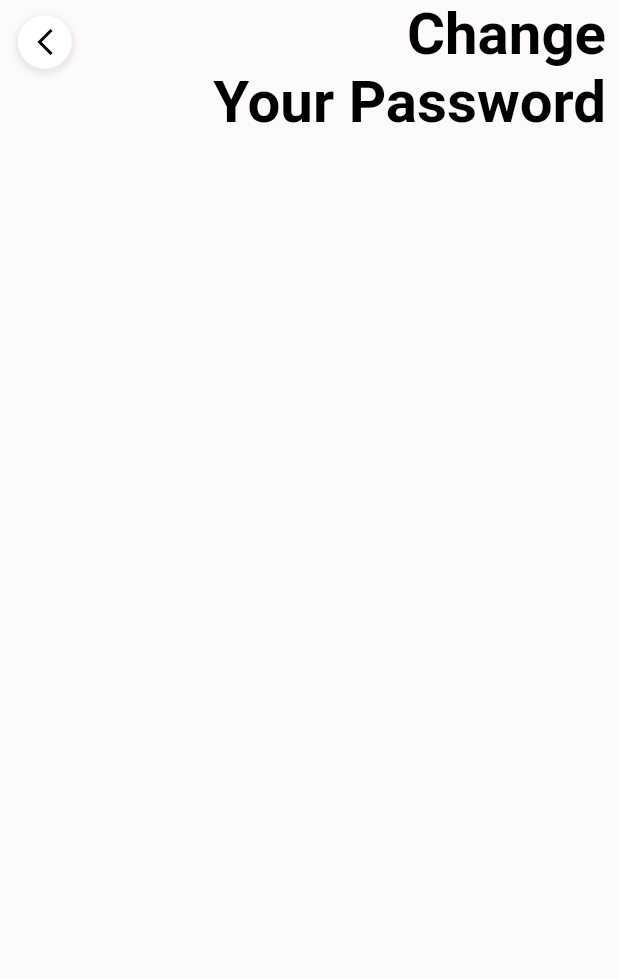
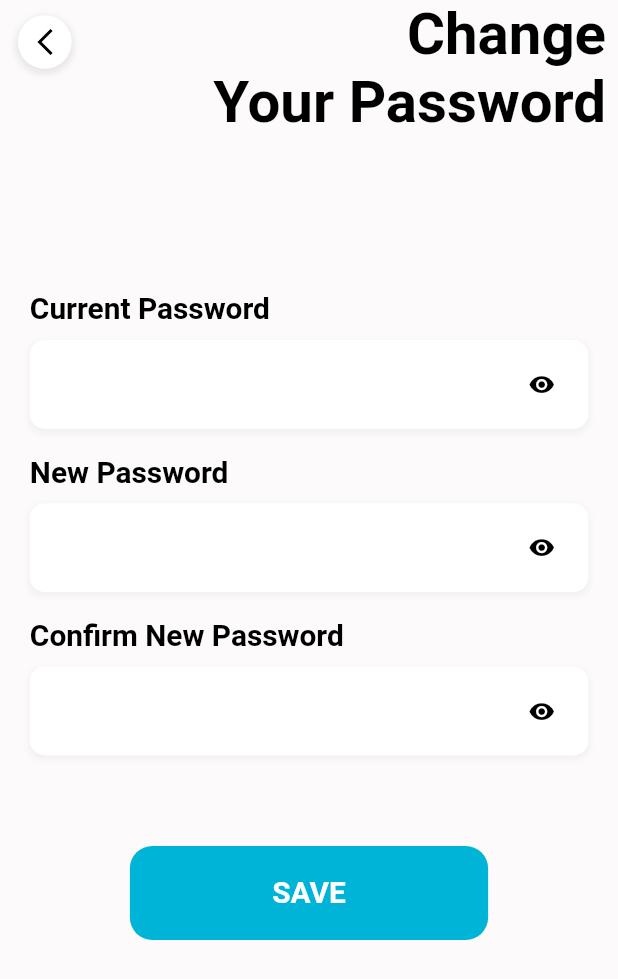
Before and after one commit to thanhhieu2005/flutter_project_1_2022, a Flutter app: the ChangePasswordScreen screen opened by its route, on a phone screen of 412 x 824 dp. Shown: the top 979 px of the screen. Run offline on Flutter 3.47's test engine with Material 2 defaults, Android fonts, the phone set to English and light mode, and no system bars; our stand-ins replace dio, firebase_auth, firebase_core, flutter_screenutil, flutter_spinkit, flutter_svg; accounts and stored records are empty; generated files the repository leaves out were written again; network calls fail.

Commit message:
[DEV] - Change Password UI

```diff
--- a/lib/configs/text_config.dart
+++ b/lib/configs/text_config.dart
@@ -65,6 +65,13 @@ class TextConfigs {
     color: AppColors.kBlackColor,
   );
 
+  static final kTextSubtitleBold = TextStyle(
+    fontSize: 20.sp,
+    fontFamily: kFontFamily,
+    color: AppColors.kBlackColor,
+    fontWeight: FontWeight.bold,
+  );
+
   static final kTextBody1KPrimaryBold = TextStyle(
     fontFamily: kFontFamily,
     fontSize: 20.sp,
--- a/lib/views/account/sub_screens/change_pwd_screen.dart
+++ b/lib/views/account/sub_screens/change_pwd_screen.dart
@@ -1,9 +1,16 @@
+// ignore_for_file: must_call_super
+
 import 'package:flutter/material.dart';
 import 'package:flutter_project_1/configs/color_config.dart';
 import 'package:flutter_project_1/configs/text_config.dart';
+import 'package:flutter_project_1/views/account/widgets/confirm_pwd_field.dart';
+import 'package:flutter_project_1/views/account/widgets/cur_pwd_field.dart';
+import 'package:flutter_project_1/views/account/widgets/new_pwd_field.dart';
 import 'package:flutter_project_1/widgets/custom_back_button.dart';
 import 'package:flutter_screenutil/flutter_screenutil.dart';
 import 'package:flutter_gen/gen_l10n/app_localizations.dart';
+
+import '../../../widgets/rounded_main_button.dart';
 
 class ChangePasswordScreen extends StatelessWidget {
   static const String nameRoute = '/change_pwd_screen';
@@ -18,6 +25,7 @@ class ChangePasswordScreen extends StatelessWidget {
 
   @override
   Widget build(BuildContext context) {
+    final TextEditingController newPwd = TextEditingController();
     return Scaffold(
       backgroundColor: AppColors.kBackgroundColor,
       appBar: PreferredSize(
@@ -60,7 +68,68 @@ class ChangePasswordScreen extends StatelessWidget {
       ),
       body: SingleChildScrollView(
         child: SafeArea(
-          child: Container(),
+          child: Container(
+            padding: EdgeInsets.symmetric(
+              horizontal: 20.w,
+              vertical: 20.h,
+            ),
+            child: Column(
+              crossAxisAlignment: CrossAxisAlignment.start,
+              children: [
+                SizedBox(
+                  height: 54.h,
+                ),
+                Text(
+                  'Current Password',
+                  style: TextConfigs.kTextSubtitleBold,
+                ),
+                SizedBox(
+                  height: 8.h,
+                ),
+                CurrentPasswordField(
+                  onChanged: (value) {},
+                ),
+                SizedBox(
+                  height: 16.h,
+                ),
+                Text(
+                  'New Password',
+                  style: TextConfigs.kTextSubtitleBold,
+                ),
+                SizedBox(
+                  height: 8.h,
+                ),
+                NewPasswordField(
+                  onChanged: (value) {},
+                ),
+                SizedBox(
+                  height: 16.h,
+                ),
+                Text(
+                  'Confirm New Password',
+                  style: TextConfigs.kTextSubtitleBold,
+                ),
+                SizedBox(
+                  height: 8.h,
+                ),
+                ConfirmPasswordField(
+                  newPassword: newPwd.text,
+                  onChanged: (String value) {},
+                ),
+                SizedBox(
+                  height: 54.h,
+                ),
+                Center(
+                  child: RoundedMainButton(
+                    text: 'Save',
+                    height: 56.h,
+                    width: 240.w,
+                    onTap: () {},
+                  ),
+                ),
+              ],
+            ),
+          ),
         ),
       ),
     );
--- /dev/null
+++ b/lib/views/account/widgets/confirm_pwd_field.dart
@@ -0,0 +1,101 @@
+import 'package:flutter/material.dart';
+import 'package:flutter/services.dart';
+import 'package:flutter_screenutil/flutter_screenutil.dart';
+
+import '../../../configs/color_config.dart';
+
+class ConfirmPasswordField extends StatefulWidget {
+  final String newPassword;
+  final ValueChanged<String> onChanged;
+  const ConfirmPasswordField({
+    Key? key,
+    required this.onChanged,
+    required this.newPassword,
+  }) : super(key: key);
+
+  @override
+  State<ConfirmPasswordField> createState() => _ConfirmPasswordFieldState();
+}
+
+class _ConfirmPasswordFieldState extends State<ConfirmPasswordField> {
+  late bool _passwordVisibility;
+
+  @override
+  // ignore: must_call_super
+  void initState() {
+    _passwordVisibility = false;
+  }
+
+  @override
+  Widget build(BuildContext context) {
+    return Container(
+      decoration: BoxDecoration(
+        shape: BoxShape.rectangle,
+        borderRadius: BorderRadius.circular(10),
+        // color: AppColors.kColor1,
+        boxShadow: [
+          BoxShadow(
+            color: Colors.grey.withOpacity(0.1),
+            spreadRadius: 1,
+            blurRadius: 3,
+            offset: const Offset(0, 2),
+          ),
+        ],
+      ),
+      child: Form(
+        child: TextFormField(
+          onChanged: widget.onChanged,
+          autovalidateMode: AutovalidateMode.onUserInteraction,
+          maxLines: 1,
+          obscureText: !_passwordVisibility,
+          textInputAction: TextInputAction.done,
+          inputFormatters: [
+            FilteringTextInputFormatter.deny(RegExp('[\\.|\\,| -]'))
+          ],
+          validator: (value) {
+            if (value!.isEmpty) {
+              return "Confirm Password cannot be blank!";
+            } else if (value != widget.newPassword) {
+              return "Confirm Password doesn't match!";
+            } else {
+              return null;
+            }
+          },
+          // value!.isNotEmpty ? null : "Password cannot be blank!",
+          keyboardType: TextInputType.text,
+          decoration: InputDecoration(
+            filled: true,
+            fillColor: AppColors.kColor1,
+            border: InputBorder.none,
+            suffixIcon: IconButton(
+              icon: Padding(
+                padding: EdgeInsets.only(right: 20.w),
+                child: Icon(
+                  _passwordVisibility ? Icons.visibility_off : Icons.visibility,
+                  size: 16.h,
+                  color: Colors.black,
+                ),
+              ),
+              onPressed: () {
+                setState(() {
+                  _passwordVisibility = !_passwordVisibility;
+                });
+              },
+            ),
+            enabledBorder: OutlineInputBorder(
+              borderSide: const BorderSide(color: Colors.white),
+              borderRadius: BorderRadius.circular(10),
+            ),
+            focusedBorder: OutlineInputBorder(
+              borderSide: const BorderSide(color: AppColors.kPrimaryColor),
+              borderRadius: BorderRadius.circular(10),
+            ),
+            errorBorder: OutlineInputBorder(
+                borderSide: const BorderSide(color: Colors.red),
+                borderRadius: BorderRadius.circular(10)),
+          ),
+        ),
+      ),
+    );
+  }
+}
--- /dev/null
+++ b/lib/views/account/widgets/cur_pwd_field.dart
@@ -0,0 +1,86 @@
+import 'package:flutter/material.dart';
+import 'package:flutter_project_1/configs/color_config.dart';
+import 'package:flutter_screenutil/flutter_screenutil.dart';
+
+class CurrentPasswordField extends StatefulWidget {
+  final ValueChanged<String> onChanged;
+  const CurrentPasswordField({
+    Key? key,
+    required this.onChanged,
+  }) : super(key: key);
+
+  @override
+  State<CurrentPasswordField> createState() => _CurrentPasswordFieldState();
+}
+
+class _CurrentPasswordFieldState extends State<CurrentPasswordField> {
+  late bool _passwordVisibility;
+
+  @override
+  // ignore: must_call_super
+  void initState() {
+    _passwordVisibility = false;
+  }
+
+  @override
+  Widget build(BuildContext context) {
+    return Container(
+      decoration: BoxDecoration(
+        shape: BoxShape.rectangle,
+        borderRadius: BorderRadius.circular(10),
+        // color: AppColors.kColor1,
+        boxShadow: [
+          BoxShadow(
+            color: Colors.grey.withOpacity(0.1),
+            spreadRadius: 1,
+            blurRadius: 3,
+            offset: const Offset(0, 2),
+          ),
+        ],
+      ),
+      child: Form(
+        child: TextFormField(
+          onChanged: widget.onChanged,
+          autovalidateMode: AutovalidateMode.onUserInteraction,
+          maxLines: 1,
+          obscureText: !_passwordVisibility,
+          textInputAction: TextInputAction.next,
+          validator: (value) =>
+              value!.isNotEmpty ? null : "Password cannot be blank!",
+          keyboardType: TextInputType.emailAddress,
+          decoration: InputDecoration(
+            filled: true,
+            fillColor: AppColors.kColor1,
+            border: InputBorder.none,
+            suffixIcon: IconButton(
+              icon: Padding(
+                padding: EdgeInsets.only(right: 20.w),
+                child: Icon(
+                  _passwordVisibility ? Icons.visibility_off : Icons.visibility,
+                  size: 16.h,
+                  color: Colors.black,
+                ),
+              ),
+              onPressed: () {
+                setState(() {
+                  _passwordVisibility = !_passwordVisibility;
+                });
+              },
+            ),
+            enabledBorder: OutlineInputBorder(
+              borderSide: const BorderSide(color: Colors.white),
+              borderRadius: BorderRadius.circular(10),
+            ),
+            focusedBorder: OutlineInputBorder(
+              borderSide: const BorderSide(color: AppColors.kPrimaryColor),
+              borderRadius: BorderRadius.circular(10),
+            ),
+            errorBorder: OutlineInputBorder(
+                borderSide: const BorderSide(color: Colors.red),
+                borderRadius: BorderRadius.circular(10)),
+          ),
+        ),
+      ),
+    );
+  }
+}
--- /dev/null
+++ b/lib/views/account/widgets/new_pwd_field.dart
@@ -0,0 +1,95 @@
+// ignore_for_file: must_call_super
+
+import 'package:flutter/material.dart';
+import 'package:flutter_project_1/configs/color_config.dart';
+import 'package:flutter_screenutil/flutter_screenutil.dart';
+
+class NewPasswordField extends StatefulWidget {
+  final ValueChanged<String> onChanged;
+  const NewPasswordField({
+    Key? key,
+    required this.onChanged,
+  }) : super(key: key);
+
+  @override
+  State<NewPasswordField> createState() => _NewPasswordFieldState();
+}
+
+class _NewPasswordFieldState extends State<NewPasswordField> {
+  late bool _passwordVisibility;
+
+  @override
+  void initState() {
+    _passwordVisibility = false;
+  }
+
+  @override
+  Widget build(BuildContext context) {
+    return Container(
+      decoration: BoxDecoration(
+        shape: BoxShape.rectangle,
+        borderRadius: BorderRadius.circular(10),
+        // color: AppColors.kColor1,
+        boxShadow: [
+          BoxShadow(
+            color: Colors.grey.withOpacity(0.1),
+            spreadRadius: 1,
+            blurRadius: 3,
+            offset: const Offset(0, 2),
+          ),
+        ],
+      ),
+      child: Form(
+        child: TextFormField(
+          onChanged: widget.onChanged,
+          autovalidateMode: AutovalidateMode.onUserInteraction,
+          maxLines: 1,
+          obscureText: !_passwordVisibility,
+          textInputAction: TextInputAction.next,
+          validator: (value) {
+            if (value!.isEmpty) {
+              return "Password cannot be blank!";
+            } else if (value.length < 6) {
+              return "Password must be more than 6 characters!";
+            } else {
+              return null;
+            }
+          },
+          // value!.isNotEmpty ? null : "Password cannot be blank!",
+          keyboardType: TextInputType.text,
+          decoration: InputDecoration(
+            border: InputBorder.none,
+            filled: true,
+            fillColor: AppColors.kColor1,
+            suffixIcon: IconButton(
+              icon: Padding(
+                padding: EdgeInsets.only(right: 20.w),
+                child: Icon(
+                  _passwordVisibility ? Icons.visibility_off : Icons.visibility,
+                  size: 16.h,
+                  color: Colors.black,
+                ),
+              ),
+              onPressed: () {
+                setState(() {
+                  _passwordVisibility = !_passwordVisibility;
+                });
+              },
+            ),
+            enabledBorder: OutlineInputBorder(
+              borderSide: const BorderSide(color: Colors.white),
+              borderRadius: BorderRadius.circular(10),
+            ),
+            focusedBorder: OutlineInputBorder(
+              borderSide: const BorderSide(color: AppColors.kPrimaryColor),
+              borderRadius: BorderRadius.circular(10),
+            ),
+            errorBorder: OutlineInputBorder(
+                borderSide: const BorderSide(color: Colors.red),
+                borderRadius: BorderRadius.circular(10)),
+          ),
+        ),
+      ),
+    );
+  }
+}
--- a/lib/widgets/rounded_password_field.dart
+++ b/lib/widgets/rounded_password_field.dart
@@ -28,7 +28,7 @@ class _RoundedPasswordFieldState extends State<RoundedPasswordField> {
 
   @override
   Widget build(BuildContext context) {
-    Size size = MediaQuery.of(context).size;
+    // Size size = MediaQuery.of(context).size;
     return TextFieldContainer(
       child: TextFormField(
         onChanged: widget.onChanged,
```
